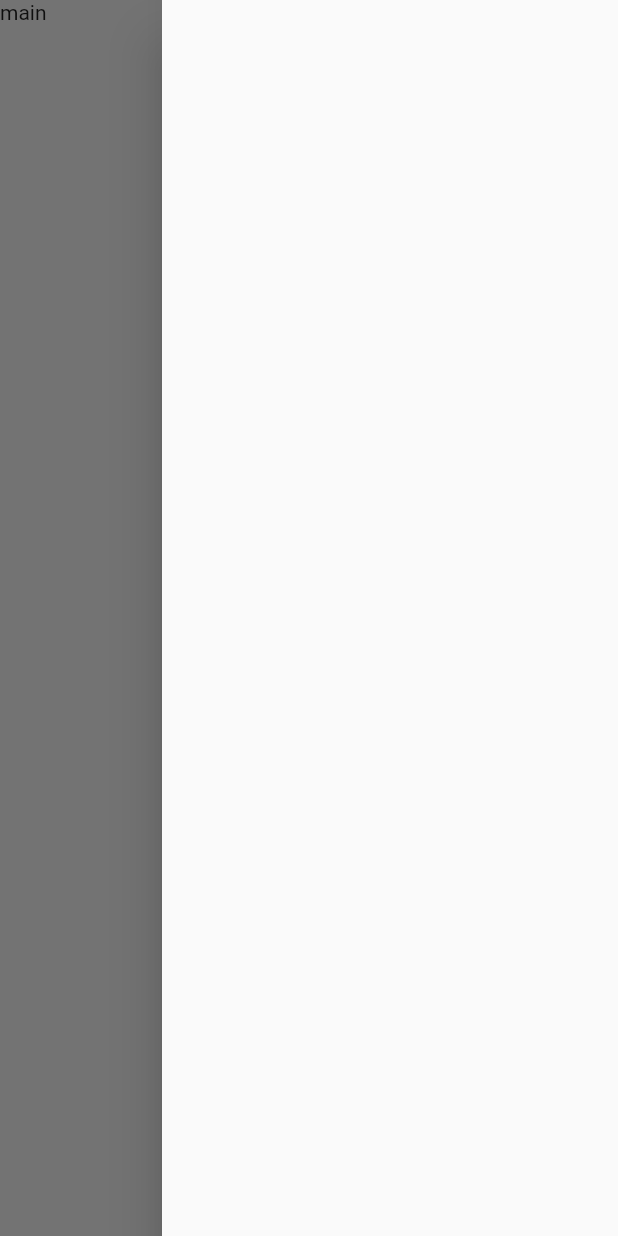
After one commit to nagyhero/flutter_kortobaa_task, a Flutter app: the HomePage screen opened directly, with the side drawer open, on a phone screen of 412 x 824 dp. The commit adds this screen. Run offline on Flutter 3.47's test engine with Material 2 defaults, Android fonts, the phone set to English and light mode, and no system bars; our stand-ins replace flutter_screenutil.

Commit message:
add screen_util lib , add tabs containers

```diff
--- a/lib/src/pages/home_page.dart
+++ b/lib/src/pages/home_page.dart
@@ -1,8 +1,28 @@
 import 'package:flutter/material.dart';
+import 'package:flutter_kortobaa_task/src/tabs/main_tab.dart';
+import 'package:flutter_kortobaa_task/src/tabs/profile_tab.dart';
+import 'package:flutter_screenutil/flutter_screenutil.dart';
 
 class HomePage extends StatelessWidget {
   @override
   Widget build(BuildContext context) {
-    return Container();
+    ScreenUtil.init(context);
+    return DefaultTabController(
+      length: 2,
+      child: Scaffold(
+        endDrawer: _drawer,
+        body: TabBarView(
+          children: <Widget>[
+            MainTab(),
+            ProfileTab(),
+          ],
+        ),
+
+      ),
+    );
   }
+
+  Drawer _drawer = Drawer(
+
+  );
 }
--- /dev/null
+++ b/lib/src/tabs/main_tab.dart
@@ -0,0 +1,10 @@
+import 'package:flutter/material.dart';
+
+class MainTab extends StatelessWidget {
+  @override
+  Widget build(BuildContext context) {
+    return Container(
+      child: Text('main'),
+    );
+  }
+}
--- /dev/null
+++ b/lib/src/tabs/profile_tab.dart
@@ -0,0 +1,8 @@
+import 'package:flutter/material.dart';
+
+class ProfileTab extends StatelessWidget {
+  @override
+  Widget build(BuildContext context) {
+    return Container();
+  }
+}
--- a/pubspec.yaml
+++ b/pubspec.yaml
@@ -29,6 +29,7 @@ dependencies:
   # Use with the CupertinoIcons class for iOS style icons.
   cupertino_icons: ^0.1.3
   flutter_bloc: ^6.0.1
+  flutter_screenutil: ^2.3.1
 
 dev_dependencies:
   flutter_test:
```
Also changed, not shown: pubspec.lock.
